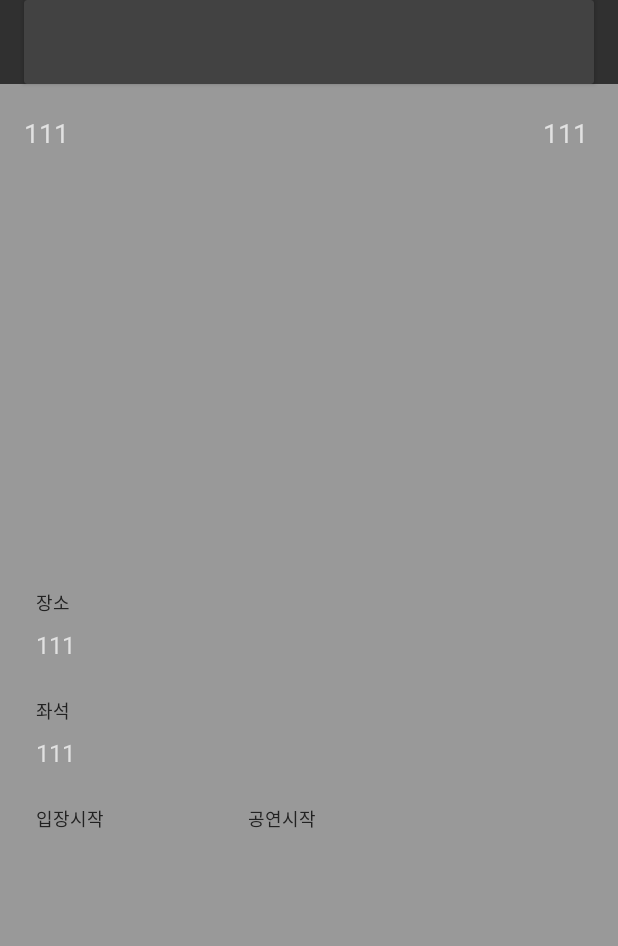
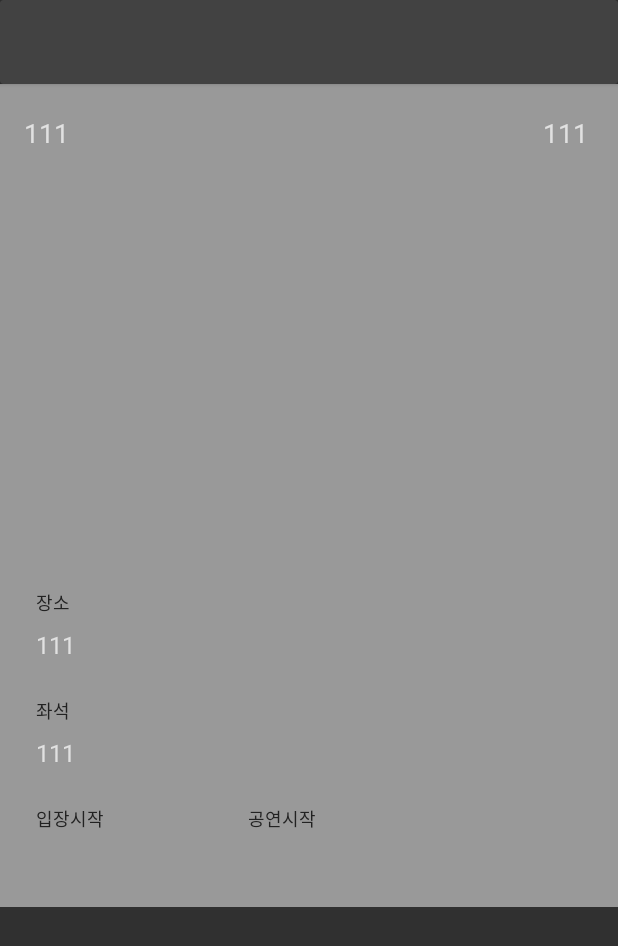
Before and after one commit to Jiho1996/TicketPass, an Android app: the layout item_ticket_list.xml on its own in the app's theme, with its tools: preview values and no code run, on a phone screen of 412 x 824 dp. Shown: the top 946 px of the screen. Run offline under Robolectric (Android 15) with nearby library versions, the phone set to English and light mode, and no system bars; network calls fail.

Commit message:
Expandable 기능 구현

```diff
--- a/app/src/main/java/kr/com/ticketpass/guest/LayoutTicket.kt
+++ b/app/src/main/java/kr/com/ticketpass/guest/LayoutTicket.kt
@@ -28,7 +28,7 @@
     private fun expandView(view: View) {
         view.measure(
             WindowManager.LayoutParams.MATCH_PARENT,
-            View.MeasureSpec.makeMeasureSpec(0, View.MeasureSpec.UNSPECIFIED)
+            WindowManager.LayoutParams.WRAP_CONTENT
         )
         val targetHeight: Int = view.getMeasuredHeight()
         // Older versions of android (pre API 21) cancel animations for views with a height of 0.
--- a/app/src/main/res/layout/item_ticket_list.xml
+++ b/app/src/main/res/layout/item_ticket_list.xml
@@ -10,14 +10,12 @@
 
     <androidx.constraintlayout.widget.ConstraintLayout
         android:layout_width="match_parent"
-        android:layout_height="match_parent">
+        android:layout_height="wrap_content">
 
         <androidx.cardview.widget.CardView
             android:id="@+id/cardView"
             android:layout_width="match_parent"
             android:layout_height="56dp"
-            android:layout_marginStart="16dp"
-            android:layout_marginEnd="16dp"
             android:background="@drawable/bt_shape_dark"
             app:layout_constraintEnd_toEndOf="parent"
             app:layout_constraintStart_toStartOf="parent"
@@ -58,11 +56,10 @@
         <kr.com.ticketpass.guest.LayoutTicket
             android:id="@+id/expand_ticket_layout"
             android:layout_width="match_parent"
-            android:layout_height="0dp"
+            android:layout_height="wrap_content"
             android:background="@color/colorWarm"
             app:layout_constraintStart_toStartOf="parent"
             app:layout_constraintEnd_toEndOf="parent"
-            app:layout_constraintBottom_toBottomOf="parent"
             app:layout_constraintTop_toBottomOf="@+id/cardView">
 
                     <androidx.constraintlayout.widget.ConstraintLayout
@@ -112,10 +109,10 @@
                     <androidx.constraintlayout.widget.ConstraintLayout
                         android:id="@+id/expand_bottom_container"
                         android:layout_width="0dp"
-                        android:layout_height="0dp"
+                        android:layout_height="wrap_content"
+                        android:paddingBottom="20dp"
                         app:layout_constraintStart_toStartOf="parent"
                         app:layout_constraintEnd_toEndOf="parent"
-                        app:layout_constraintBottom_toBottomOf="parent"
                         app:layout_constraintTop_toBottomOf="@+id/expand_ticket_qr">
 
                         <TextView
```
